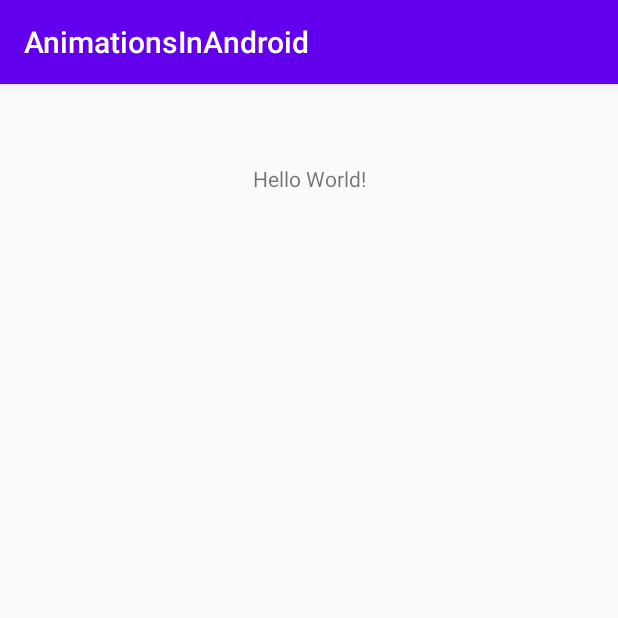
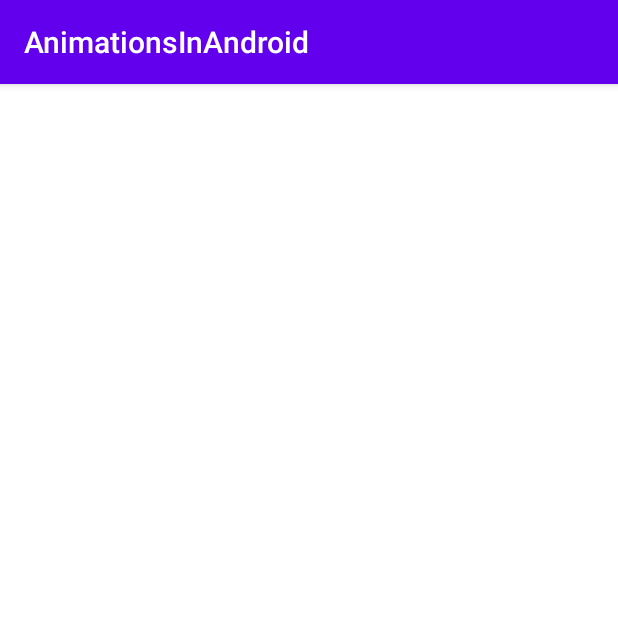
Before and after one commit to BSid96/AnimationsInAndroid, an Android app: the screen it shows after launch (MainActivity), after a tap on "Hello World!", on a phone screen of 412 x 824 dp, the top half of it. Run offline under Robolectric (Android 15) with nearby library versions, the phone set to English and light mode, and no system bars.

Commit message:
1st commit. added onclicklistener for txthelloworld button

```diff
--- a/app/src/main/java/com/example/animationsinandroid/MainActivity.java
+++ b/app/src/main/java/com/example/animationsinandroid/MainActivity.java
@@ -21,7 +21,10 @@ public class MainActivity extends AppCompatActivity {
         txtHelloWorld.setOnClickListener(new View.OnClickListener() {
             @Override
             public void onClick(View v) {
-                Log.i("myTag", "onClick: ye hua");
+                txtHelloWorld.animate().alpha(0).setDuration(2000);
+                txtHelloWorld.setText("Hi World!!");
+//                txtHelloWorld.animate().alpha(1).setDuration(2000);
+
             }
         });
 
--- a/app/src/main/res/layout/activity_main.xml
+++ b/app/src/main/res/layout/activity_main.xml
@@ -4,13 +4,17 @@
     xmlns:tools="http://schemas.android.com/tools"
     android:layout_width="match_parent"
     android:layout_height="match_parent"
+    android:background="#FFFFFF"
     tools:context=".MainActivity">
 
     <TextView
         android:id="@+id/txtHelloWorld"
         android:layout_width="wrap_content"
         android:layout_height="wrap_content"
+        android:background="#F44336"
         android:text="Hello World!"
+        android:textColor="#000000"
+        android:textSize="36sp"
         app:layout_constraintBottom_toBottomOf="parent"
         app:layout_constraintEnd_toEndOf="parent"
         app:layout_constraintLeft_toLeftOf="parent"
```
